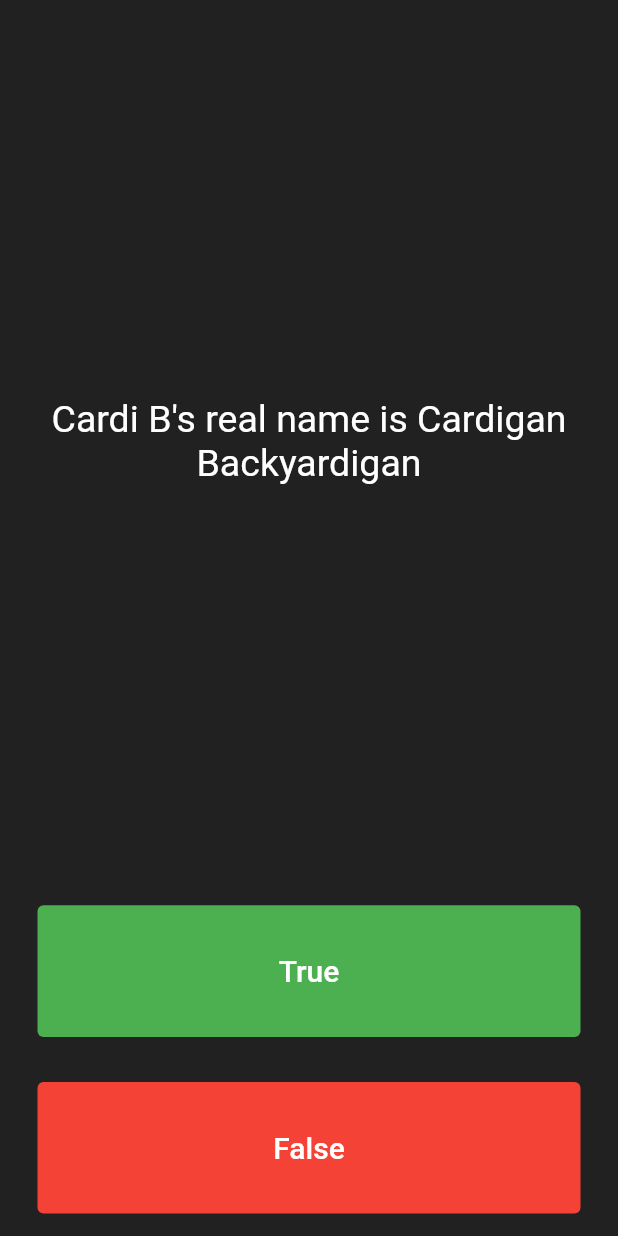
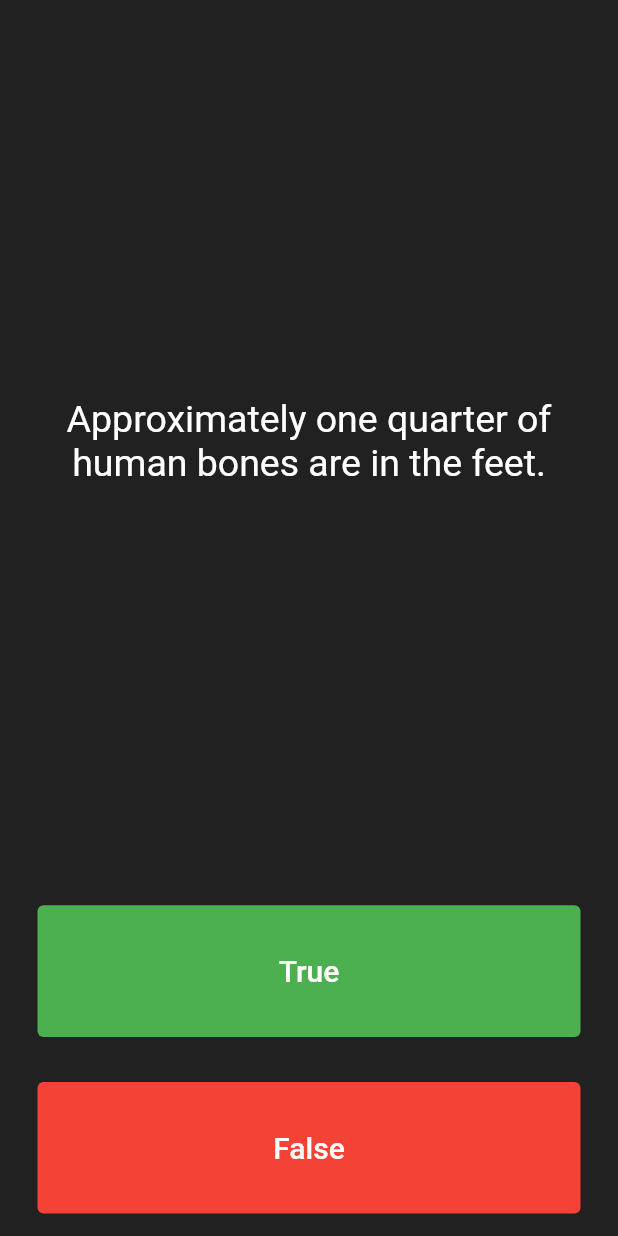
Before and after one commit to OstrichFarmer/trivia, a Flutter app: the screen it shows after launch, after a tap on "True", after a tap on "False", on a phone screen of 412 x 824 dp. Run offline on Flutter 3.47's test engine with Material 2 defaults, Android fonts, the phone set to English and light mode, and no system bars.

Commit message:
added the quizbrain file

```diff
--- a/lib/question.dart
+++ b/lib/question.dart
@@ -2,7 +2,7 @@ class Question {
   String questionText;
   bool questionAnswer;
 
-  Question({String q, bool a}) {
+  Question(String q, bool a) {
     questionText = q;
     questionAnswer = a;
   }
--- /dev/null
+++ b/lib/quiz-brain.dart
@@ -0,0 +1,31 @@
+import '../../question.dart';
+
+class QuizBrain {
+  List<Question> questionBank = [
+    Question('Some cats are actually allergic to humans', true),
+    Question('You can lead a cow down stairs but not up stairs.', false),
+    Question('Approximately one quarter of human bones are in the feet.', true),
+    Question('A slug\'s blood is green.', true),
+    Question('Buzz Aldrin\'s mother\'s maiden name was \"Moon\".', true),
+    Question('It is illegal to pee in the Ocean in Portugal.', true),
+    Question(
+        'No piece of square dry paper can be folded in half more than 7 times.',
+        false),
+    Question(
+        'In London, UK, if you happen to die in the House of Parliament, you are technically entitled to a state funeral, because the building is considered too sacred a place.',
+        true),
+    Question(
+        'The loudest sound produced by any animal is 188 decibels. That animal is the African Elephant.',
+        false),
+    Question(
+        'The total surface area of two human lungs is approximately 70 square metres.',
+        true),
+    Question('Google was originally called \"Backrub\".', true),
+    Question(
+        'Chocolate affects a dog\'s heart and nervous system; a few ounces are enough to kill a small dog.',
+        true),
+    Question(
+        'In West Virginia, USA, if you accidentally hit an animal with your car, you are free to take it home to eat.',
+        true),
+  ];
+}
--- a/lib/trivia_page.dart
+++ b/lib/trivia_page.dart
@@ -1,5 +1,7 @@
 import 'package:flutter/material.dart';
-import 'package:trivia/question.dart';
+import 'package:trivia/quiz-brain.dart';
+
+QuizBrain quizBrain = QuizBrain();
 
 class TriviaPage extends StatefulWidget {
   @override
@@ -8,11 +10,6 @@ class TriviaPage extends StatefulWidget {
 
 List<Icon> scoreKeeper = [];
 
-List<Question> questionBank = [
-  Question(q: 'Hippos sweat a red substance', a: true),
-  Question(q: 'There are 14 bones in a human foot', a: false),
-  Question(q: 'Cardi B\'s real name is Cardigan Backyardigan', a: false)
-];
 int questionNumber = 0;
 
 class _TriviaPageState extends State<TriviaPage> {
@@ -28,7 +25,7 @@ class _TriviaPageState extends State<TriviaPage> {
             padding: EdgeInsets.all(10),
             child: Center(
               child: Text(
-                questionBank[questionNumber].questionText,
+                quizBrain.questionBank[questionNumber].questionText,
                 textAlign: TextAlign.center,
                 style: TextStyle(fontSize: 25, color: Colors.white),
               ),
@@ -45,7 +42,7 @@ class _TriviaPageState extends State<TriviaPage> {
               ),
               onPressed: () {
                 bool correctAnswer =
-                    questionBank[questionNumber].questionAnswer;
+                    quizBrain.questionBank[questionNumber].questionAnswer;
                 if (correctAnswer == true) {
                   print('Correct answer');
                 } else
@@ -69,7 +66,7 @@ class _TriviaPageState extends State<TriviaPage> {
               ),
               onPressed: () {
                 bool correctAnswer =
-                    questionBank[questionNumber].questionAnswer;
+                    quizBrain.questionBank[questionNumber].questionAnswer;
                 if (correctAnswer == false) {
                   print('Correct answer');
                 } else
```
